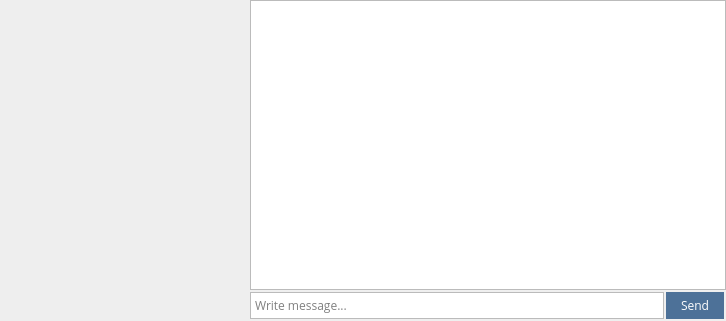
First picture: the form in mainwindow.ui, repository dvrkn3t/msgrVK, before the edit.
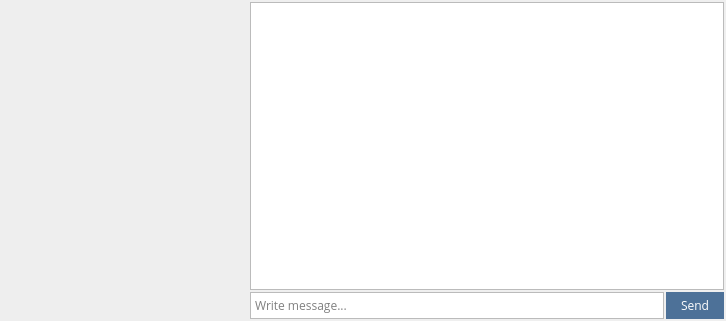
Second picture: the form after the edit.

```diff
--- a/mainwindow.ui
+++ b/mainwindow.ui
@@ -73,10 +73,10 @@
        <number>0</number>
       </property>
       <property name="topMargin">
-       <number>0</number>
+       <number>2</number>
       </property>
       <property name="rightMargin">
-       <number>0</number>
+       <number>2</number>
       </property>
       <property name="bottomMargin">
        <number>2</number>
@@ -170,7 +170,7 @@
          <number>2</number>
         </property>
         <property name="rightMargin">
-         <number>2</number>
+         <number>0</number>
         </property>
         <item>
          <widget class="QLineEdit" name="messageLineEdit">
```
